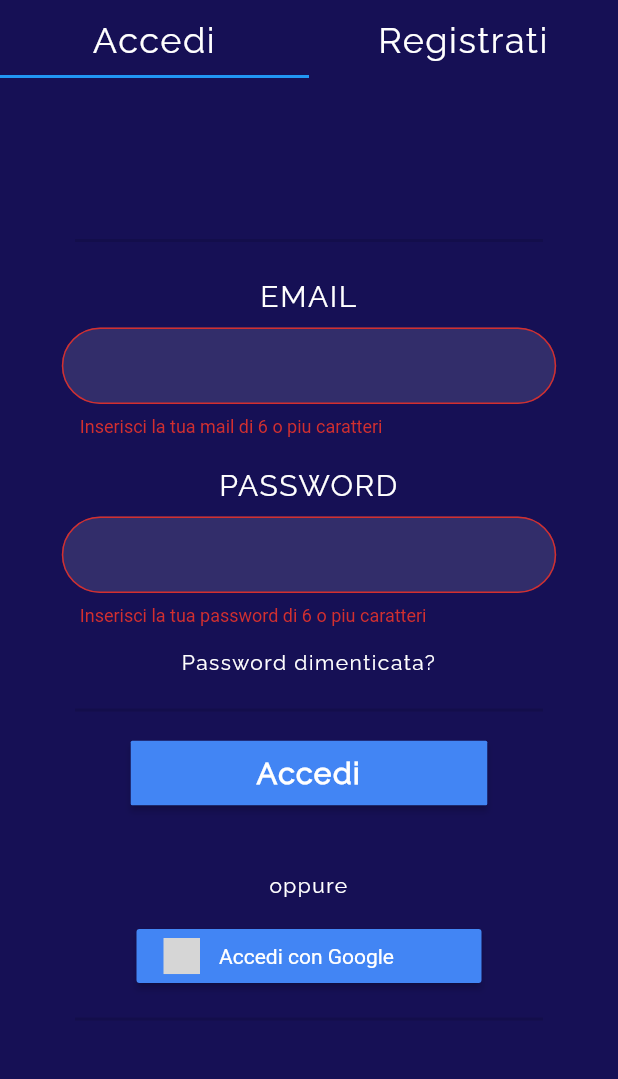
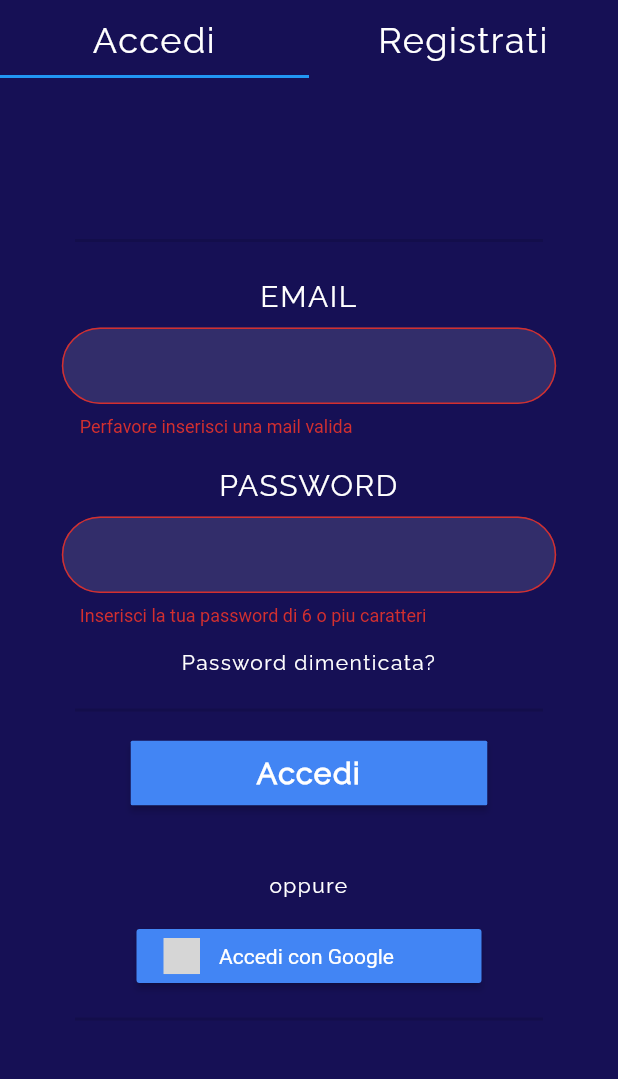
Before and after one commit to renzoproietti/gestionale-chalet, a Flutter app: the screen it shows after launch, after a tap on "Accedi", on a phone screen of 412 x 824 dp, the part 78-1157 px from its top. Run offline on Flutter 3.47's test engine with Material 2 defaults, Android fonts, the phone set to English and light mode, and no system bars; our stand-ins replace cloud_firestore, firebase_auth, firebase_core, flutter_signin_button, font_awesome_flutter, google_sign_in and 1 more; accounts and stored records are empty; generated files the repository leaves out were written again; grey boxes are pictures that could not be loaded.

Commit message:
Casi d'uso login e registrazione completati

```diff
--- a/lib/authentication/services/auth.dart
+++ b/lib/authentication/services/auth.dart
@@ -33,7 +33,7 @@ class AuthService {
       await DatabaseService(uid: user!.uid).updateUserData(email, password);
       return user;
     } on FirebaseAuthException catch (e) {
-      return e.message;
+      if (e.code == 'invalid-email'){}
     }
   }
 
@@ -42,7 +42,7 @@ class AuthService {
     try {
       await _auth.signInWithEmailAndPassword(email: email, password: password);
     } on FirebaseAuthException catch (e) {
-      return e.message;
+      if ((e.code == 'invalid-email') || (e.code == 'wrong-password')){}
     }
   }
 
--- a/lib/authentication/services/database.dart
+++ b/lib/authentication/services/database.dart
@@ -11,7 +11,7 @@ class DatabaseService{
 
   //collection reference
 
-  final CollectionReference CasottoCollection = FirebaseFirestore.instance.collection('Casotto');
+  final CollectionReference CasottoCollection = FirebaseFirestore.instance.collection('Utenti');
 
   Future updateUserData(String email, String password) async{
     return await CasottoCollection.doc(uid).set({
--- a/lib/authentication/sign_in.dart
+++ b/lib/authentication/sign_in.dart
@@ -129,11 +129,19 @@ class _SignInState extends State<SignIn> with TickerProviderStateMixin {
                 const Padding(padding: EdgeInsets.only(top: 10)),
                 SizedBox(
                   child: TextFormField(
-                    validator: (value) => value!.length < 1
-                        ? 'Inserisci la tua mail di 6 o piu caratteri'
-                        : null,
+                    key: ValueKey('email'),
+                    validator: (value) {
+                      if (value!.isEmpty || !value.contains('@') )
+                        return 'Perfavore inserisci una mail valida';
+                      return null;
+                        },
+                    keyboardType: TextInputType.emailAddress,
+                    //decoration: InputDecoration(labelText: 'Email address'),
+                    onSaved: (value) {
+                    emaillogin = value!;
+                    },
                     onChanged: (value) {
-                      setState(() => email = value);
+                      setState(() => emaillogin = value);
                     },
                     decoration: const InputDecoration(
                         border: OutlineInputBorder(
@@ -150,7 +158,7 @@ class _SignInState extends State<SignIn> with TickerProviderStateMixin {
                 createText(AppLocalizations.of(context)!.password.toUpperCase(),
                     size: 20),
                 const Padding(padding: EdgeInsets.only(top: 10)),
-                Container(
+                SizedBox(
                   child: TextFormField(
                     validator: (value) => value!.length < 1
                         ? 'Inserisci la tua password di 6 o piu caratteri'
@@ -198,14 +206,14 @@ class _SignInState extends State<SignIn> with TickerProviderStateMixin {
                         dynamic result = await _authlogin.signIn(email: emaillogin, password: pswlogin);
                         if(result == null){
                           setState(() {
-                            error = 'non è stato possibile accedere con queste credenziali';
+                            errorlogin = 'Email non esistente o password errata';
                           });
                         }
                       }},
                     child: createText(AppLocalizations.of(context)!.accedi,
                         size: 20, weight: FontWeight.bold)),
                 SizedBox(height: 12.0),
-                Text(error,
+                Text(errorlogin,
                   style: const TextStyle(color: Colors.red, fontSize: 14.0),
                 ),
                 const Padding(padding: EdgeInsets.only(top: 15)),
@@ -296,18 +304,27 @@ class _SignInState extends State<SignIn> with TickerProviderStateMixin {
                     child: const Text(
                       'Registrati',
                     ),
+
                     onPressed: () async {
                       if (_formKey.currentState!.validate()) {
                       dynamic result = await _auth.signUp(email: email, password: password);
                       if(result == null){
                         setState(() {
-                          error = 'non è stato possibile registrarsi con queste credenziali';
+                          error = 'Email già esistente';
                         });
                       }
                     }},
+
+                  ),
+                ),
+                Text(error,
+                  style: TextStyle(
+                    color: Colors.red,
+                    fontSize: 14,
                   ),
                 ),
               ],
+
             ),
           ),
         ],
```
